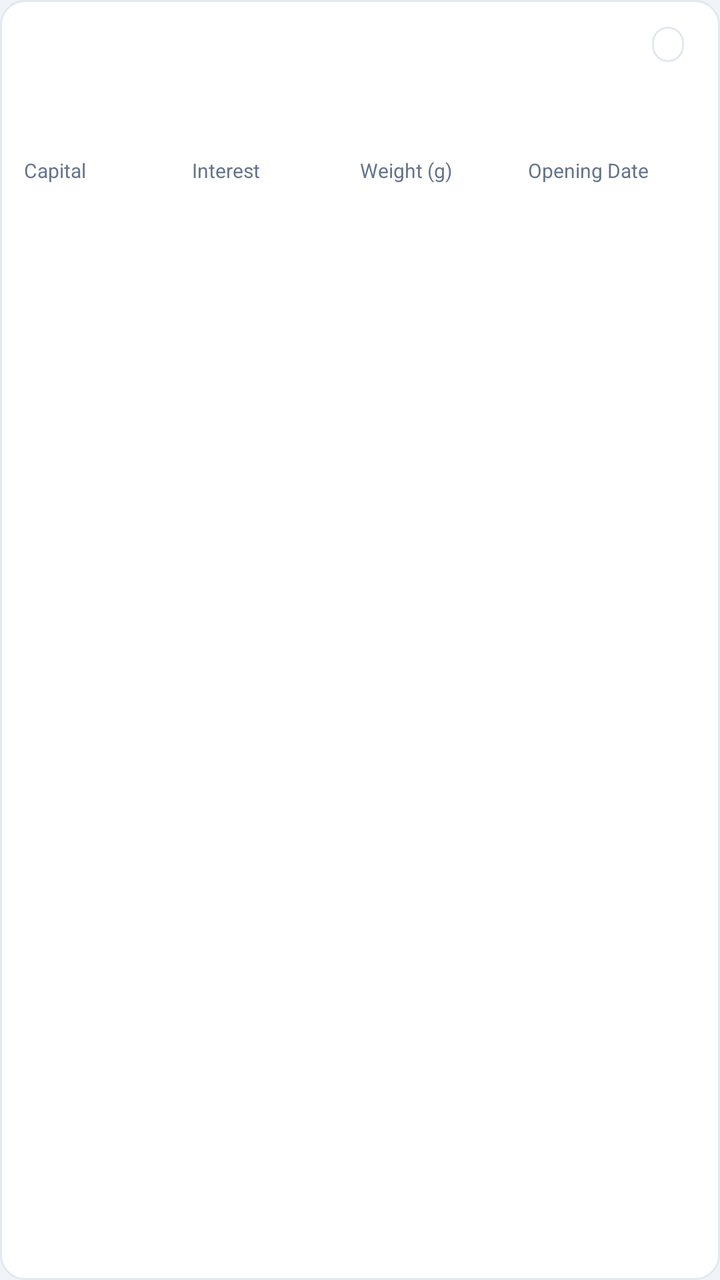
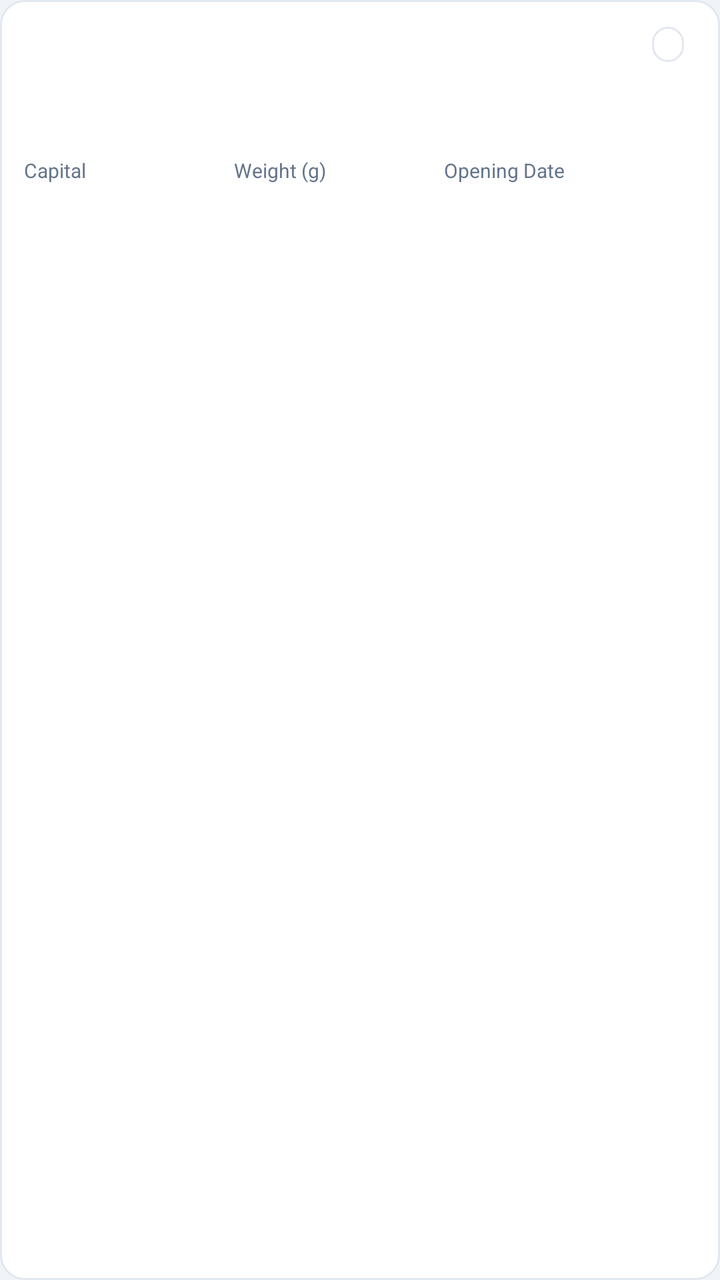

Two renders of the same Android screen: before a commit and after it. Below are the layout's source before the change and the commit's diff.
<!-- AndroidManifest.xml: application theme Theme.PawnApp -->
<!-- res/layout/item_stock_bill.xml -->
<?xml version="1.0" encoding="utf-8"?>
<LinearLayout xmlns:android="http://schemas.android.com/apk/res/android"
    android:layout_width="match_parent"
    android:layout_height="wrap_content"
    android:background="@drawable/bg_card"
    android:orientation="vertical"
    android:padding="12dp"
    android:layout_marginStart="8dp"
    android:layout_marginEnd="8dp"
    android:layout_marginTop="6dp">

    
    <LinearLayout android:layout_width="match_parent" android:layout_height="wrap_content"
        android:orientation="horizontal" android:gravity="center_vertical">

        <TextView android:id="@+id/tvBillNo"
            android:layout_width="0dp" android:layout_height="wrap_content"
            android:layout_weight="1"
            android:textColor="@color/gold" android:textSize="15sp" android:textStyle="bold" />

        <TextView android:id="@+id/tvMaterial"
            android:layout_width="wrap_content" android:layout_height="wrap_content"
            android:paddingStart="8dp" android:paddingEnd="8dp" android:paddingTop="2dp" android:paddingBottom="2dp"
            android:background="@drawable/chip_unselected"
            android:textSize="10sp" android:textStyle="bold" />

        <TextView android:id="@+id/tvStatus"
            android:layout_width="wrap_content" android:layout_height="wrap_content"
            android:layout_marginStart="6dp"
            android:textSize="10sp" android:textStyle="bold" />
    </LinearLayout>

    
    <TextView android:id="@+id/tvCustomer"
        android:layout_width="match_parent" android:layout_height="wrap_content"
        android:layout_marginTop="4dp"
        android:textColor="@color/white" android:textSize="13sp" />

    
    <TextView android:id="@+id/tvItems"
        android:layout_width="match_parent" android:layout_height="wrap_content"
        android:layout_marginTop="2dp"
        android:textColor="@color/white54" android:textSize="12sp" />

    
    <LinearLayout android:layout_width="match_parent" android:layout_height="wrap_content"
        android:layout_marginTop="6dp" android:orientation="horizontal">

        <LinearLayout android:layout_width="0dp" android:layout_height="wrap_content"
            android:layout_weight="1" android:orientation="vertical">
            <TextView android:text="Capital" android:textColor="@color/white54" android:textSize="10sp"
                android:layout_width="wrap_content" android:layout_height="wrap_content"/>
            <TextView android:id="@+id/tvAmount"
                android:textColor="@color/blue" android:textSize="13sp" android:textStyle="bold"
                android:layout_width="wrap_content" android:layout_height="wrap_content"/>
        </LinearLayout>

        <LinearLayout android:layout_width="0dp" android:layout_height="wrap_content"
            android:layout_weight="1" android:orientation="vertical">
            <TextView android:text="Interest" android:textColor="@color/white54" android:textSize="10sp"
                android:layout_width="wrap_content" android:layout_height="wrap_content"/>
            <TextView android:id="@+id/tvInterest"
                android:textColor="@color/green" android:textSize="13sp" android:textStyle="bold"
                android:layout_width="wrap_content" android:layout_height="wrap_content"/>
        </LinearLayout>

        <LinearLayout android:layout_width="0dp" android:layout_height="wrap_content"
            android:layout_weight="1" android:orientation="vertical">
            <TextView android:text="Weight (g)" android:textColor="@color/white54" android:textSize="10sp"
                android:layout_width="wrap_content" android:layout_height="wrap_content"/>
            <TextView android:id="@+id/tvWeight"
                android:textColor="@color/orange" android:textSize="13sp" android:textStyle="bold"
                android:layout_width="wrap_content" android:layout_height="wrap_content"/>
        </LinearLayout>

        <LinearLayout android:layout_width="0dp" android:layout_height="wrap_content"
            android:layout_weight="1" android:orientation="vertical">
            <TextView android:text="Opening Date" android:textColor="@color/white54" android:textSize="10sp"
                android:layout_width="wrap_content" android:layout_height="wrap_content"/>
            <TextView android:id="@+id/tvDate"
                android:textColor="@color/white" android:textSize="11sp"
                android:layout_width="wrap_content" android:layout_height="wrap_content"/>
        </LinearLayout>
    </LinearLayout>

</LinearLayout>
<!-- resources referenced by this layout -->
<resources>
  <color name="blue">#1D4ED8</color>
  <color name="gold">#B45309</color>
  <color name="green">#15803D</color>
  <color name="orange">#C2410C</color>
  <color name="white">#0F172A</color>
  <color name="white54">#64748B</color>
  <!-- drawable bg_card (drawable) -->
  <?xml version="1.0" encoding="utf-8"?>
  <shape xmlns:android="http://schemas.android.com/apk/res/android"
      android:shape="rectangle">
      <solid android:color="@color/bg_card" />
      <stroke android:color="@color/card_border" android:width="1dp" />
      <corners android:radius="12dp" />
  </shape>
  <!-- drawable chip_unselected (drawable) -->
  <?xml version="1.0" encoding="utf-8"?>
  <shape xmlns:android="http://schemas.android.com/apk/res/android"
      android:shape="rectangle">
      <solid android:color="@color/bg_card" />
      <stroke android:color="@color/card_border" android:width="1dp" />
      <corners android:radius="20dp" />
  </shape>
  <style name="Theme.PawnApp" parent="Theme.MaterialComponents.DayNight.DarkActionBar">
          <item name="colorPrimary">@color/gold</item>
          <item name="colorPrimaryVariant">@color/gold_dark</item>
          <item name="colorOnPrimary">@color/white</item>
          <item name="colorSurface">@color/bg_card</item>
          <item name="android:windowBackground">@color/bg_dark</item>
          <item name="windowActionBar">false</item>
          <item name="windowNoTitle">true</item>
      </style>
  <color name="bg_card">#FFFFFF</color>
  <color name="card_border">#E2E8F0</color>
  <color name="gold_dark">#92400E</color>
  <color name="bg_dark">#F0F4F8</color>
</resources>

<!-- the commit's change to res/layout/item_stock_bill.xml (unified diff, before → after) -->
@@ -57,15 +57,6 @@
 
         <LinearLayout android:layout_width="0dp" android:layout_height="wrap_content"
             android:layout_weight="1" android:orientation="vertical">
-            <TextView android:text="Interest" android:textColor="@color/white54" android:textSize="10sp"
-                android:layout_width="wrap_content" android:layout_height="wrap_content"/>
-            <TextView android:id="@+id/tvInterest"
-                android:textColor="@color/green" android:textSize="13sp" android:textStyle="bold"
-                android:layout_width="wrap_content" android:layout_height="wrap_content"/>
-        </LinearLayout>
-
-        <LinearLayout android:layout_width="0dp" android:layout_height="wrap_content"
-            android:layout_weight="1" android:orientation="vertical">
             <TextView android:text="Weight (g)" android:textColor="@color/white54" android:textSize="10sp"
                 android:layout_width="wrap_content" android:layout_height="wrap_content"/>
             <TextView android:id="@+id/tvWeight"
@@ -74,7 +65,7 @@
         </LinearLayout>
 
         <LinearLayout android:layout_width="0dp" android:layout_height="wrap_content"
-            android:layout_weight="1" android:orientation="vertical">
+            android:layout_weight="1.2" android:orientation="vertical">
             <TextView android:text="Opening Date" android:textColor="@color/white54" android:textSize="10sp"
                 android:layout_width="wrap_content" android:layout_height="wrap_content"/>
             <TextView android:id="@+id/tvDate"
@@ -83,4 +74,9 @@
         </LinearLayout>
     </LinearLayout>
 
+    
+    <TextView android:id="@+id/tvInterest"
+        android:layout_width="0dp" android:layout_height="0dp"
+        android:visibility="gone" />
+
 </LinearLayout>
<!-- resource entries referenced after the edit -->
@@ -2,7 +2,6 @@
 <resources>
   <color name="blue">#1D4ED8</color>
   <color name="gold">#B45309</color>
-  <color name="green">#15803D</color>
   <color name="orange">#C2410C</color>
   <color name="white">#0F172A</color>
   <color name="white54">#64748B</color>
